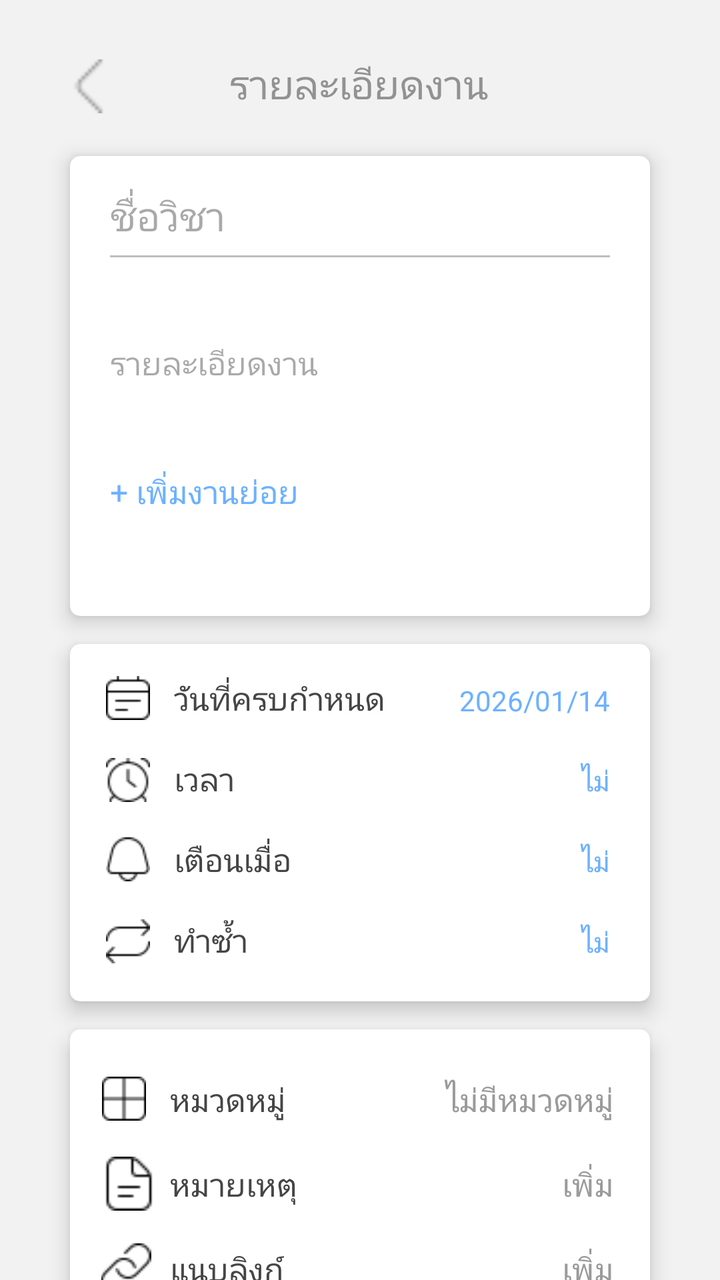
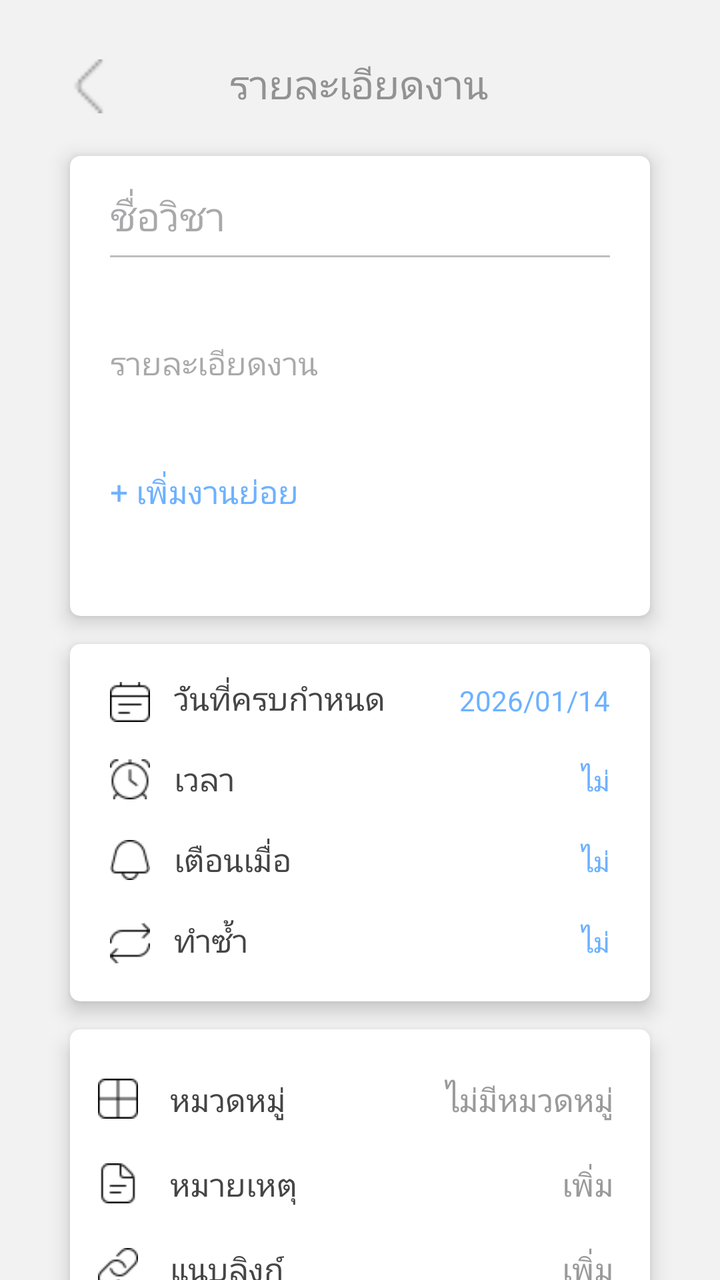

Screens rendered from an Android XML layout before and after an edit, with the pre-edit source and the edit as a unified diff.
<!-- AndroidManifest.xml: application theme Theme.Project -->
<!-- res/layout/activity_task_detail.xml -->
<?xml version="1.0" encoding="utf-8"?>
<androidx.constraintlayout.widget.ConstraintLayout xmlns:android="http://schemas.android.com/apk/res/android"
    xmlns:app="http://schemas.android.com/apk/res-auto"
    xmlns:tools="http://schemas.android.com/tools"
    android:id="@+id/main"
    android:layout_width="match_parent"
    android:layout_height="match_parent"
    android:background="#F2F2F2">

    

    

    <ImageView
        android:id="@+id/debtnBack"
        android:layout_width="27dp"
        android:layout_height="30dp"
        android:layout_marginTop="28dp"
        android:src="@drawable/ic_back"
        app:layout_constraintEnd_toEndOf="parent"
        app:layout_constraintHorizontal_bias="0.092"
        app:layout_constraintStart_toStartOf="parent"
        app:layout_constraintTop_toTopOf="parent" />

    
    <TextView
        android:id="@+id/detitle"
        android:layout_width="wrap_content"
        android:layout_height="wrap_content"
        android:text="รายละเอียดงาน"
        android:textColor="#929292"
        android:textSize="20sp"
        app:layout_constraintBottom_toBottomOf="parent"
        app:layout_constraintEnd_toEndOf="parent"
        app:layout_constraintHorizontal_bias="0.498"
        app:layout_constraintStart_toStartOf="parent"
        app:layout_constraintTop_toTopOf="@id/debtnBack"
        app:layout_constraintVertical_bias="0.0" />

    <androidx.cardview.widget.CardView
        android:id="@+id/decard1"
        android:layout_width="0dp"
        android:layout_height="230dp"
        android:layout_marginStart="35dp"
        android:layout_marginTop="20dp"
        android:layout_marginEnd="35dp"
        app:cardBackgroundColor="#FFFFFF"
        app:cardCornerRadius="5dp"
        app:cardElevation="6dp"
        app:layout_constraintEnd_toEndOf="parent"
        app:layout_constraintStart_toStartOf="parent"
        app:layout_constraintTop_toBottomOf="@id/debtnBack">

        
        <LinearLayout
            android:layout_width="match_parent"
            android:layout_height="match_parent"
            android:orientation="vertical"
            android:paddingStart="20dp"
            android:paddingTop="16dp"
            android:paddingEnd="20dp">

            
            <EditText
                android:id="@+id/deaddProjName"
                android:layout_width="match_parent"
                android:layout_height="wrap_content"
                android:background="@android:color/transparent"
                android:hint="ชื่อวิชา"
                android:textColor="#454545"
                android:textSize="20sp" />

            
            <View
                android:layout_width="match_parent"
                android:layout_height="1dp"
                android:layout_marginTop="6dp"
                android:background="#BEBEBE" />

            
            <EditText
                android:id="@+id/deaddProjDetail"
                android:layout_width="match_parent"
                android:layout_height="wrap_content"
                android:layout_marginTop="8dp"
                android:background="@android:color/transparent"
                android:hint="รายละเอียดงาน"
                android:minHeight="90dp"
                android:textColor="#9A9A9A"
                android:textSize="16sp" />

            
            <TextView
                android:id="@+id/deaddSubtask"
                android:layout_width="wrap_content"
                android:layout_height="wrap_content"
                android:layout_marginTop="8dp"
                android:text="+ เพิ่มงานย่อย"
                android:textColor="#6DB1FF"
                android:textSize="16sp" />

            <androidx.recyclerview.widget.RecyclerView
                android:id="@+id/derecyclerSubtask"
                android:layout_width="match_parent"
                android:layout_height="wrap_content"
                android:visibility="gone" />

        </LinearLayout>

    </androidx.cardview.widget.CardView>

    
    <androidx.cardview.widget.CardView
        android:id="@+id/decard2"
        android:layout_width="0dp"
        android:layout_height="wrap_content"
        android:layout_marginStart="35dp"
        android:layout_marginTop="14dp"
        android:layout_marginEnd="35dp"
        app:cardBackgroundColor="#FFFFFF"
        app:cardCornerRadius="5dp"
        app:cardElevation="6dp"
        app:layout_constraintEnd_toEndOf="parent"
        app:layout_constraintStart_toStartOf="parent"
        app:layout_constraintTop_toBottomOf="@id/decard1">

        <androidx.constraintlayout.widget.ConstraintLayout
            android:layout_width="match_parent"
            android:layout_height="wrap_content"
            android:padding="16dp">

            

            <ImageView
                android:layout_width="26dp"
                android:layout_height="22dp"
                android:src="@drawable/ic_menu_my_calendar"
                app:layout_constraintStart_toStartOf="parent"
                app:layout_constraintTop_toTopOf="parent" />

            <TextView
                android:id="@+id/detxtDueLabel"
                android:layout_width="wrap_content"
                android:layout_height="wrap_content"
                android:layout_marginStart="36dp"
                android:text="วันที่ครบกำหนด"
                android:textColor="#454545"
                android:textSize="16sp"
                app:layout_constraintStart_toStartOf="parent"
                app:layout_constraintTop_toTopOf="parent" />

            <TextView
                android:id="@+id/detxtDueValue"
                android:layout_width="wrap_content"
                android:layout_height="wrap_content"
                android:background="?attr/selectableItemBackgroundBorderless"
                android:clickable="true"
                android:focusable="true"
                android:padding="4dp"
                android:text="2026/01/14"
                android:textColor="#6DB1FF"
                android:textSize="14sp"
                app:layout_constraintBaseline_toBaselineOf="@id/detxtDueLabel"
                app:layout_constraintEnd_toEndOf="parent" />

            

            <ImageView
                android:layout_width="26dp"
                android:layout_height="22dp"
                android:src="@drawable/ic_clock"
                app:layout_constraintBottom_toBottomOf="parent"
                app:layout_constraintStart_toStartOf="parent"
                app:layout_constraintTop_toTopOf="parent"
                app:layout_constraintVertical_bias="0.328" />

            <TextView
                android:id="@+id/detxtTimeLabel"
                android:layout_width="wrap_content"
                android:layout_height="wrap_content"
                android:layout_marginStart="36dp"
                android:layout_marginTop="18dp"
                android:text="เวลา"
                android:textColor="#454545"
                android:textSize="16sp"
                app:layout_constraintStart_toStartOf="parent"
                app:layout_constraintTop_toBottomOf="@id/detxtDueLabel" />

            <TextView
                android:id="@+id/detxtTimeValue"
                android:layout_width="wrap_content"
                android:layout_height="wrap_content"
                android:background="?attr/selectableItemBackgroundBorderless"
                android:clickable="true"
                android:focusable="true"
                android:padding="4dp"
                android:text="ไม่"
                android:textColor="#6DB1FF"
                android:textSize="14sp"
                app:layout_constraintBaseline_toBaselineOf="@id/detxtTimeLabel"
                app:layout_constraintEnd_toEndOf="parent" />

            

            <ImageView
                android:id="@+id/imageView"
                android:layout_width="26dp"
                android:layout_height="22dp"
                android:src="@drawable/ic_notification"
                app:layout_constraintBottom_toBottomOf="parent"
                app:layout_constraintStart_toStartOf="parent"
                app:layout_constraintTop_toTopOf="parent"
                app:layout_constraintVertical_bias="0.648" />

            <TextView
                android:id="@+id/detxtNotifyLabel"
                android:layout_width="wrap_content"
                android:layout_height="wrap_content"
                android:layout_marginStart="36dp"
                android:layout_marginTop="18dp"
                android:text="เตือนเมื่อ"
                android:textColor="#454545"
                android:textSize="16sp"
                app:layout_constraintStart_toStartOf="parent"
                app:layout_constraintTop_toBottomOf="@id/detxtTimeLabel" />

            <TextView
                android:id="@+id/detxtNotifyValue"
                android:layout_width="wrap_content"
                android:layout_height="wrap_content"
                android:background="?attr/selectableItemBackgroundBorderless"
                android:clickable="true"
                android:focusable="true"
                android:padding="4dp"
                android:text="ไม่"
                android:textColor="#6DB1FF"
                android:textSize="14sp"
                app:layout_constraintBaseline_toBaselineOf="@id/detxtNotifyLabel"
                app:layout_constraintEnd_toEndOf="parent" />

            

            <ImageView
                android:id="@+id/imageView3"
                android:layout_width="26dp"
                android:layout_height="22dp"
                android:src="@drawable/ic_repeat"
                app:layout_constraintBottom_toBottomOf="parent"
                app:layout_constraintStart_toStartOf="parent"
                app:layout_constraintTop_toTopOf="parent"
                app:layout_constraintVertical_bias="0.976" />

            <TextView
                android:id="@+id/detxtRepeatLabel"
                android:layout_width="wrap_content"
                android:layout_height="wrap_content"
                android:layout_marginStart="36dp"
                android:layout_marginTop="18dp"
                android:text="ทำซ้ำ"
                android:textColor="#454545"
                android:textSize="16sp"
                app:layout_constraintStart_toStartOf="parent"
                app:layout_constraintTop_toBottomOf="@id/detxtNotifyLabel" />

            <TextView
                android:id="@+id/detxtRepeatValue"
                android:layout_width="wrap_content"
                android:layout_height="wrap_content"
                android:background="?attr/selectableItemBackgroundBorderless"
                android:clickable="true"
                android:focusable="true"
                android:padding="4dp"
                android:text="ไม่"
                android:textColor="#6DB1FF"
                android:textSize="14sp"
                app:layout_constraintBaseline_toBaselineOf="@id/detxtRepeatLabel"
                app:layout_constraintEnd_toEndOf="parent" />

        </androidx.constraintlayout.widget.ConstraintLayout>

    </androidx.cardview.widget.CardView>

    
    <androidx.cardview.widget.CardView
        android:id="@+id/decard3"
        android:layout_width="0dp"
        android:layout_height="wrap_content"
        android:layout_marginStart="35dp"
        android:layout_marginTop="14dp"
        android:layout_marginEnd="35dp"
        app:cardBackgroundColor="#FFFFFF"
        app:cardCornerRadius="5dp"
        app:cardElevation="6dp"
        app:layout_constraintEnd_toEndOf="parent"
        app:layout_constraintStart_toStartOf="parent"
        app:layout_constraintTop_toBottomOf="@id/decard2">

        <LinearLayout
            android:layout_width="match_parent"
            android:layout_height="match_parent"
            android:orientation="vertical"
            android:padding="14dp">

            
            <androidx.constraintlayout.widget.ConstraintLayout
                android:layout_width="match_parent"
                android:layout_height="wrap_content"
                android:paddingTop="6dp"
                android:paddingBottom="6dp">

                <ImageView
                    android:layout_width="26dp"
                    android:layout_height="22dp"
                    android:src="@drawable/ic_border"
                    app:layout_constraintBottom_toBottomOf="parent"
                    app:layout_constraintTop_toTopOf="parent"
                    app:layout_constraintVertical_bias="0.444"
                    tools:layout_editor_absoluteX="2dp" />

                
                <TextView
                    android:id="@+id/detvCategoryLabel"
                    android:layout_width="wrap_content"
                    android:layout_height="wrap_content"
                    android:layout_marginStart="36dp"
                    android:text="หมวดหมู่"
                    android:textColor="#454545"
                    android:textSize="16sp"
                    app:layout_constraintBottom_toBottomOf="parent"
                    app:layout_constraintStart_toStartOf="parent"
                    app:layout_constraintTop_toTopOf="parent" />

                
                <TextView
                    android:id="@+id/detvCategoryValue"
                    android:layout_width="wrap_content"
                    android:layout_height="wrap_content"
                    android:clickable="true"
                    android:focusable="true"
                    android:padding="4dp"
                    android:text="ไม่มีหมวดหมู่"
                    android:textColor="#9A9A9A"
                    android:textSize="16sp"
                    app:layout_constraintBottom_toBottomOf="parent"
                    app:layout_constraintEnd_toEndOf="parent"
                    app:layout_constraintTop_toTopOf="parent" />
            </androidx.constraintlayout.widget.ConstraintLayout>

            
            <androidx.constraintlayout.widget.ConstraintLayout
                android:layout_width="match_parent"
                android:layout_height="wrap_content"
                android:paddingTop="6dp"
                android:paddingBottom="6dp">

                <ImageView
                    android:layout_width="31dp"
                    android:layout_height="27dp"
                    android:src="@drawable/ic_document"
                    app:layout_constraintBottom_toBottomOf="parent"
                    app:layout_constraintTop_toTopOf="parent"
                    app:layout_constraintVertical_bias="0.444"
                    tools:layout_editor_absoluteX="2dp" />

                
                <TextView
                    android:id="@+id/detvNoteLabel"
                    android:layout_width="wrap_content"
                    android:layout_height="wrap_content"
                    android:layout_marginStart="36dp"
                    android:text="หมายเหตุ"
                    android:textColor="#454545"
                    android:textSize="16sp"
                    app:layout_constraintBottom_toBottomOf="parent"
                    app:layout_constraintStart_toStartOf="parent"
                    app:layout_constraintTop_toTopOf="parent" />

                
                <TextView
                    android:id="@+id/detvNoteValue"
                    android:layout_width="wrap_content"
                    android:layout_height="wrap_content"
                    android:clickable="true"
                    android:focusable="true"
                    android:padding="4dp"
                    android:text="เพิ่ม"
                    android:textColor="#9A9A9A"
                    android:textSize="16sp"
                    app:layout_constraintBottom_toBottomOf="parent"
                    app:layout_constraintEnd_toEndOf="parent"
                    app:layout_constraintTop_toTopOf="parent" />
            </androidx.constraintlayout.widget.ConstraintLayout>


            
            <androidx.constraintlayout.widget.ConstraintLayout
                android:layout_width="match_parent"
                android:layout_height="wrap_content"
                android:paddingTop="6dp"
                android:paddingBottom="6dp">

                <ImageView
                    android:layout_width="28dp"
                    android:layout_height="25dp"
                    android:src="@drawable/ic_link"
                    app:layout_constraintBottom_toBottomOf="parent"
                    app:layout_constraintTop_toTopOf="parent"
                    app:layout_constraintVertical_bias="0.444"
                    tools:layout_editor_absoluteX="2dp" />
                
                <TextView
                    android:id="@+id/detvLinkLabel"
                    android:layout_width="wrap_content"
                    android:layout_height="wrap_content"
                    android:layout_marginStart="36dp"
                    android:text="แนบลิงก์"
                    android:textColor="#454545"
                    android:textSize="16sp"
                    app:layout_constraintBottom_toBottomOf="parent"
                    app:layout_constraintStart_toStartOf="parent"
                    app:layout_constraintTop_toTopOf="parent" />

                
                <TextView
                    android:id="@+id/detvLinkValue"
                    android:layout_width="wrap_content"
                    android:layout_height="wrap_content"
                    android:clickable="true"
                    android:focusable="true"
                    android:padding="4dp"
                    android:text="เพิ่ม"
                    android:textColor="#9A9A9A"
                    android:textSize="16sp"
                    app:layout_constraintBottom_toBottomOf="parent"
                    app:layout_constraintEnd_toEndOf="parent"
                    app:layout_constraintTop_toTopOf="parent" />
            </androidx.constraintlayout.widget.ConstraintLayout>

        </LinearLayout>

    </androidx.cardview.widget.CardView>

    <LinearLayout
        android:layout_width="match_parent"
        android:layout_height="wrap_content"
        android:orientation="horizontal"
        android:padding="35dp"
        app:layout_constraintBottom_toBottomOf="parent"
        app:layout_constraintTop_toTopOf="parent"
        app:layout_constraintVertical_bias="1.0"
        tools:layout_editor_absoluteX="0dp">

        
        <com.google.android.material.button.MaterialButton
            android:layout_width="0dp"
            android:layout_height="wrap_content"
            android:layout_marginEnd="8dp"
            android:layout_weight="1"
            android:elevation="8dp"
            android:text="ลบงาน"
            android:textColor="#E53935"
            app:backgroundTint="@android:color/white"
            app:cornerRadius="12dp"
            app:strokeColor="#E53935"
            app:strokeWidth="2dp" />

        
        <com.google.android.material.button.MaterialButton
            android:layout_width="0dp"
            android:layout_height="wrap_content"
            android:layout_marginStart="8dp"
            android:layout_weight="1"
            android:elevation="8dp"
            android:text="งานเสร็จสิ้น"
            android:textColor="#43A047"
            app:backgroundTint="@android:color/white"
            app:cornerRadius="12dp"
            app:strokeColor="#43A047"
            app:strokeWidth="2dp" />

    </LinearLayout>

    
    

</androidx.constraintlayout.widget.ConstraintLayout>
<!-- resources referenced by this layout -->
<resources>
  <!-- drawable ic_back: png bitmap (drawable, 430 bytes) -->
  <!-- drawable ic_border: png bitmap (drawable, 356 bytes) -->
  <!-- drawable ic_clock: png bitmap (drawable, 622 bytes) -->
  <!-- drawable ic_document: png bitmap (drawable, 378 bytes) -->
  <!-- drawable ic_link: png bitmap (drawable, 444 bytes) -->
  <!-- drawable ic_menu_my_calendar: png bitmap (drawable, 342 bytes) -->
  <!-- drawable ic_notification: png bitmap (drawable, 483 bytes) -->
  <!-- drawable ic_repeat: png bitmap (drawable, 373 bytes) -->
  <style name="Theme.Project" parent="Base.Theme.Project" />
  <style name="Base.Theme.Project" parent="Theme.Material3.DayNight.NoActionBar">
          
          
      </style>
</resources>

<!-- the commit's change to res/layout/activity_task_detail.xml (unified diff, before → after) -->
@@ -132,8 +132,10 @@
             
 
             <ImageView
-                android:layout_width="26dp"
-                android:layout_height="22dp"
+                android:layout_width="20dp"
+                android:layout_height="20dp"
+                android:layout_marginStart="4dp"
+                android:layout_marginTop="3dp"
                 android:src="@drawable/ic_menu_my_calendar"
                 app:layout_constraintStart_toStartOf="parent"
                 app:layout_constraintTop_toTopOf="parent" />
@@ -166,8 +168,9 @@
             
 
             <ImageView
-                android:layout_width="26dp"
-                android:layout_height="22dp"
+                android:layout_width="20dp"
+                android:layout_height="20dp"
+                android:layout_marginStart="4dp"
                 android:src="@drawable/ic_clock"
                 app:layout_constraintBottom_toBottomOf="parent"
                 app:layout_constraintStart_toStartOf="parent"
@@ -204,8 +207,9 @@
 
             <ImageView
                 android:id="@+id/imageView"
-                android:layout_width="26dp"
-                android:layout_height="22dp"
+                android:layout_width="20dp"
+                android:layout_height="20dp"
+                android:layout_marginStart="4dp"
                 android:src="@drawable/ic_notification"
                 app:layout_constraintBottom_toBottomOf="parent"
                 app:layout_constraintStart_toStartOf="parent"
@@ -242,8 +246,9 @@
 
             <ImageView
                 android:id="@+id/imageView3"
-                android:layout_width="26dp"
-                android:layout_height="22dp"
+                android:layout_width="20dp"
+                android:layout_height="20dp"
+                android:layout_marginStart="4dp"
                 android:src="@drawable/ic_repeat"
                 app:layout_constraintBottom_toBottomOf="parent"
                 app:layout_constraintStart_toStartOf="parent"
@@ -308,16 +313,17 @@
                 android:paddingTop="6dp"
                 android:paddingBottom="6dp">
 
+                
+
                 <ImageView
-                    android:layout_width="26dp"
-                    android:layout_height="22dp"
+                    android:layout_width="20dp"
+                    android:layout_height="20dp"
                     android:src="@drawable/ic_border"
                     app:layout_constraintBottom_toBottomOf="parent"
                     app:layout_constraintTop_toTopOf="parent"
-                    app:layout_constraintVertical_bias="0.444"
-                    tools:layout_editor_absoluteX="2dp" />
-
-                
+                    app:layout_constraintVertical_bias="0.454"
+                    tools:layout_editor_absoluteX="6dp" />
+
                 <TextView
                     android:id="@+id/detvCategoryLabel"
                     android:layout_width="wrap_content"
@@ -353,16 +359,16 @@
                 android:paddingTop="6dp"
                 android:paddingBottom="6dp">
 
+                
                 <ImageView
-                    android:layout_width="31dp"
-                    android:layout_height="27dp"
+                    android:layout_width="20dp"
+                    android:layout_height="20dp"
                     android:src="@drawable/ic_document"
                     app:layout_constraintBottom_toBottomOf="parent"
                     app:layout_constraintTop_toTopOf="parent"
-                    app:layout_constraintVertical_bias="0.444"
-                    tools:layout_editor_absoluteX="2dp" />
-
-                
+                    app:layout_constraintVertical_bias="0.454"
+                    tools:layout_editor_absoluteX="6dp" />
+
                 <TextView
                     android:id="@+id/detvNoteLabel"
                     android:layout_width="wrap_content"
@@ -399,15 +405,16 @@
                 android:paddingTop="6dp"
                 android:paddingBottom="6dp">
 
+                
                 <ImageView
-                    android:layout_width="28dp"
-                    android:layout_height="25dp"
+                    android:layout_width="20dp"
+                    android:layout_height="20dp"
                     android:src="@drawable/ic_link"
                     app:layout_constraintBottom_toBottomOf="parent"
                     app:layout_constraintTop_toTopOf="parent"
-                    app:layout_constraintVertical_bias="0.444"
-                    tools:layout_editor_absoluteX="2dp" />
-                
+                    app:layout_constraintVertical_bias="0.454"
+                    tools:layout_editor_absoluteX="6dp" />
+
                 <TextView
                     android:id="@+id/detvLinkLabel"
                     android:layout_width="wrap_content"
